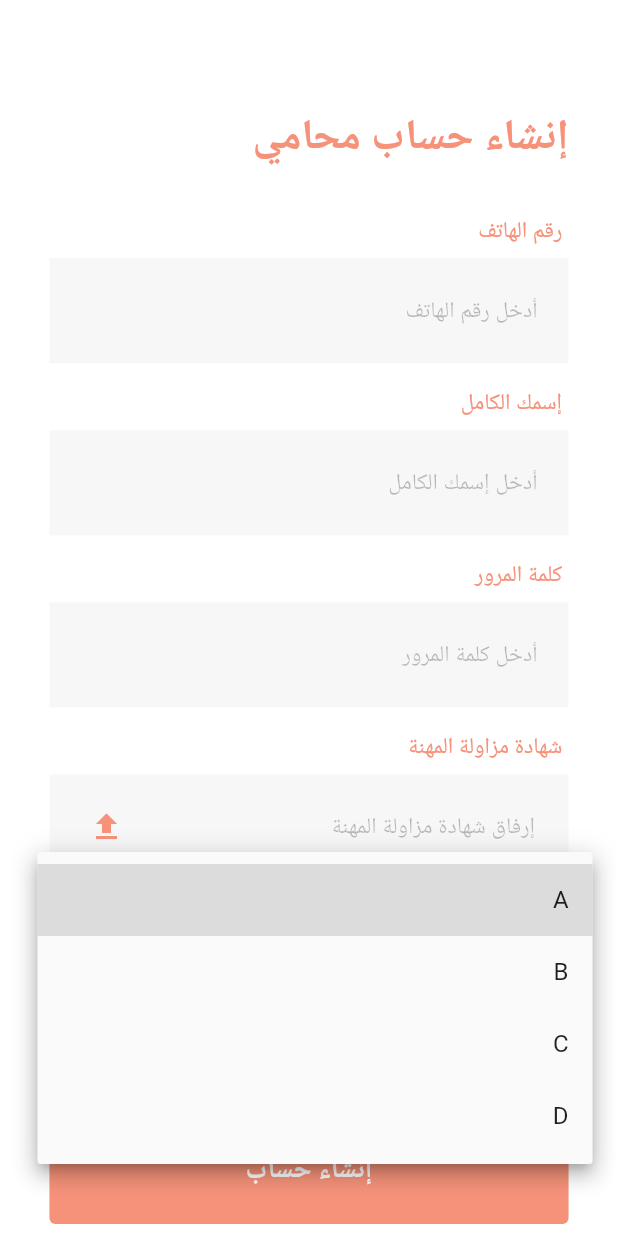
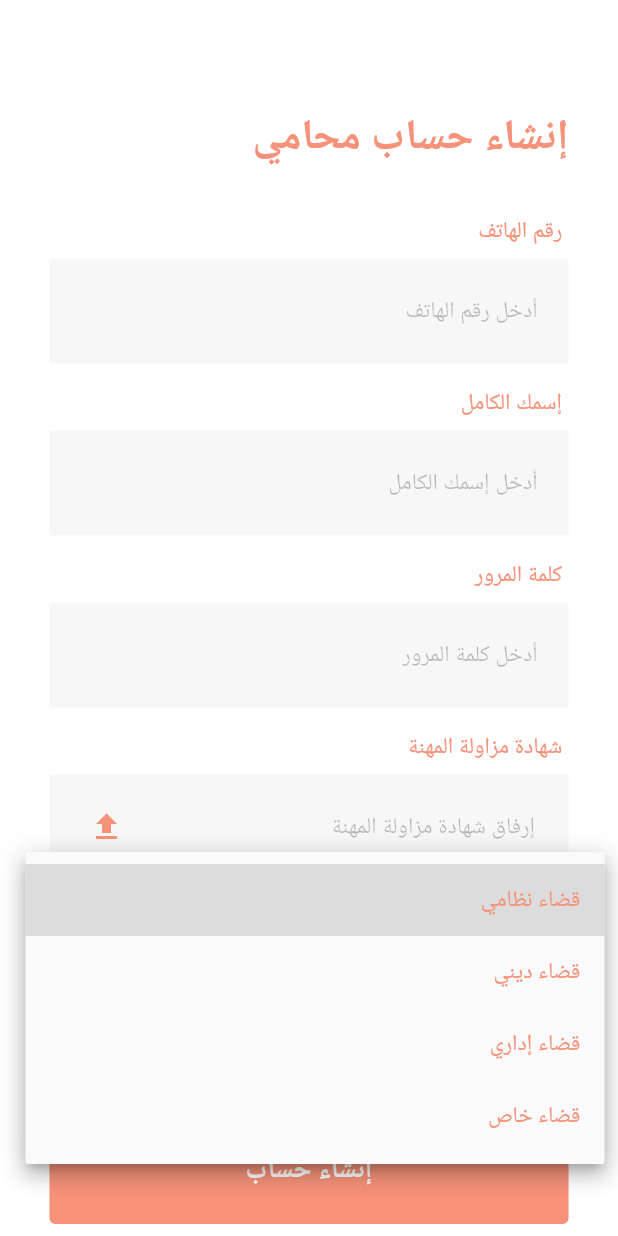
Before and after one commit to Hala-Sowery/Tawkeel-Front, a Flutter app: the Signup_2 screen opened by its route, after a tap on "اختر نوع القضاء", on a phone screen of 412 x 824 dp. Run offline on Flutter 3.47's test engine with Material 2 defaults, Android fonts, the phone set to English and light mode, and no system bars; our stand-ins replace flutter_rating_bar, google_fonts.

Commit message:
adding drop down button

```diff
--- a/lib/layers_page.dart
+++ b/lib/layers_page.dart
@@ -178,7 +178,6 @@ class _LayersPageState extends State<LayersPage> with SingleTickerProviderStateM
                                                         color: orange,
                                                       ),
                                                       onRatingUpdate: (rating) {
-                                                        print(rating);
                                                       },
                                                     ),
                                                   ],
@@ -242,7 +241,6 @@ class _LayersPageState extends State<LayersPage> with SingleTickerProviderStateM
                                                         color: orange,
                                                       ),
                                                       onRatingUpdate: (rating) {
-                                                        print(rating);
                                                       },
                                                     ),
                                                   ],
--- a/lib/payment.dart
+++ b/lib/payment.dart
@@ -9,7 +9,7 @@ class Payment extends StatelessWidget {
   @override
   Widget build(BuildContext context) {
     double width = MediaQuery.of(context).size.width;
-    double height = MediaQuery.of(context).size.height;
+    //double height = MediaQuery.of(context).size.height;
     return Scaffold(
       backgroundColor: Colors.white,
       body: Column(crossAxisAlignment: CrossAxisAlignment.end,
--- a/lib/signup-1.dart
+++ b/lib/signup-1.dart
@@ -1,4 +1,3 @@
-import 'package:flutter/cupertino.dart';
 import 'package:flutter/material.dart';
 import 'package:google_fonts/google_fonts.dart';
 import 'before_signup.dart';
@@ -16,7 +15,7 @@ class _SignupState extends State<Signup_1> {
   @override
   Widget build(BuildContext context) {
     double width = MediaQuery.of(context).size.width;
-    double height = MediaQuery.of(context).size.height;
+    //double height = MediaQuery.of(context).size.height;
     return Scaffold(
       backgroundColor: Colors.white,
       body: SingleChildScrollView(
--- a/lib/signup-2.dart
+++ b/lib/signup-2.dart
@@ -1,8 +1,10 @@
 import 'package:flutter/material.dart';
 import 'package:google_fonts/google_fonts.dart';
-import 'before_signup.dart';
 import 'dart:ui' as ui;
 
+Color orange = const Color.fromRGBO(246, 146, 121, 1);
+Color white1 = const Color.fromRGBO(247, 247, 247, 1);
+Color white2 = const Color.fromRGBO(240, 240, 240, 1);
 
 class Signup_2 extends StatefulWidget {
   const Signup_2({Key? key}) : super(key: key);
@@ -18,6 +20,13 @@ TextEditingController pswController = TextEditingController();
 class _SignupState extends State<Signup_2> {
   @override
   Widget build(BuildContext context) {
+    String? selectedValue;
+    List<String> items = [
+      'قضاء نظامي',
+      'قضاء ديني',
+      'قضاء إداري',
+      'قضاء خاص',
+    ];
 
     bool isTablet;
     bool isPhone;
@@ -27,21 +36,18 @@ class _SignupState extends State<Signup_2> {
     final double width1 = size.width;
     final double height1 = size.height;
 
-
-    if(devicePixelRatio < 2 && (width1 >= 1000 || height1 >= 1000)) {
+    if (devicePixelRatio < 2 && (width1 >= 1000 || height1 >= 1000)) {
       isTablet = true;
       isPhone = false;
-    }
-    else if(devicePixelRatio == 2 && (width1 >= 1520 || height1 >= 1520)) {
+    } else if (devicePixelRatio == 2 && (width1 >= 1520 || height1 >= 1520)) {
       isTablet = true;
       isPhone = false;
-    }
-    else {
+    } else {
       isTablet = false;
       isPhone = true;
     }
     double width = MediaQuery.of(context).size.width;
-    double height = MediaQuery.of(context).size.height;
+    //double height = MediaQuery.of(context).size.height;
     return Scaffold(
       backgroundColor: Colors.white,
       body: SingleChildScrollView(
@@ -52,10 +58,13 @@ class _SignupState extends State<Signup_2> {
               height: 40,
             ),
             Padding(
-              padding: EdgeInsets.only(top: width*0.08,bottom: width*0.08,right: width*0.08),
-              child: Container(alignment: Alignment.centerRight,
+              padding: EdgeInsets.only(
+                  top: width * 0.08, bottom: width * 0.08, right: width * 0.08),
+              child: Container(
+                alignment: Alignment.centerRight,
                 child: Text(
-                  "إنشاء حساب محامي",textDirection: TextDirection.rtl,
+                  "إنشاء حساب محامي",
+                  textDirection: TextDirection.rtl,
                   style: GoogleFonts.ibmPlexSansArabic(
                       color: orange, fontSize: 28, fontWeight: FontWeight.bold),
                 ),
@@ -172,35 +181,13 @@ class _SignupState extends State<Signup_2> {
                 ),
               ),
             ),
-            // Padding(
-            //   padding: EdgeInsets.only(right:width*0.08,left: width*0.08),
-            //   child: Container(
-            //     alignment: Alignment.center,
-            //     height: 70,
-            //     color: white1,
-            //     child: Padding(
-            //       padding: EdgeInsets.only(right:width*0.05),
-            //       child: TextFormField(
-            //           textDirection: TextDirection.rtl,
-            //           decoration: InputDecoration(
-            //             prefixIcon: Padding(
-            //               padding: EdgeInsets.only(left: 30),
-            //               child: Icon(Icons.upload,color: orange,),
-            //             ),
-            //             border: InputBorder.none,
-            //             hintTextDirection: TextDirection.rtl,
-            //             hintText: ("إرقاق شهادة مزاولة المهنة"),
-            //             hintStyle: GoogleFonts.ibmPlexSansArabic(color: Colors.black26,fontSize: 15),
-            //           )),
-            //     ),
-            //   ),
-            // ),
             Padding(
               padding: EdgeInsets.only(right: width * 0.08, left: width * 0.08),
               child: Container(
                   child: ListTile(
                     trailing: Padding(
-                      padding: EdgeInsets.only(right: isPhone? width * 0.015:width * 0.04),
+                      padding: EdgeInsets.only(
+                          right: isPhone ? width * 0.015 : width * 0.04),
                       child: Text("إرفاق شهادة مزاولة المهنة",
                           textAlign: TextAlign.end,
                           style: GoogleFonts.ibmPlexSansArabic(
@@ -210,7 +197,10 @@ class _SignupState extends State<Signup_2> {
                     ),
                     leading: Padding(
                       padding: const EdgeInsets.only(left: 10),
-                      child: InkWell(child: Icon(Icons.upload, color: orange),onTap: (){},),
+                      child: InkWell(
+                        child: Icon(Icons.upload, color: orange),
+                        onTap: () {},
+                      ),
                     ),
                   ),
                   height: 70,
@@ -229,54 +219,107 @@ class _SignupState extends State<Signup_2> {
                 ),
               ),
             ),
+            // Padding(
+            //   padding: EdgeInsets.only(right:width*0.08,left: width*0.08,bottom: width * 0.02),
+            //   child: Container(
+            //     width: width,
+            //     alignment: Alignment.centerRight,
+            //       height: 70,
+            //       color: white1,
+            //     child: DropdownButtonHideUnderline(
+            //       child: DropdownButton<String>(
+            //         items: items
+            //             .map<DropdownMenuItem<String>>((String value) {
+            //           return DropdownMenuItem<String>(
+            //             alignment: Alignment.centerRight,
+            //             value: value,
+            //             child: Text(value,
+            //                 textDirection: TextDirection.rtl,
+            //               style: GoogleFonts.ibmPlexSansArabic(
+            //               color: orange,
+            //               fontSize: 15,)),
+            //           );
+            //         })
+            //             .toList(),
+            //         // underline: Container(height: 0),
+            //         isExpanded: true,
+            //         hint: const Padding(
+            //                   padding: EdgeInsets.only(left: 23),
+            //                   child: Icon(
+            //                     Icons.arrow_drop_down,
+            //                     size: 35,
+            //                     color: Color.fromRGBO(246, 146, 121, 1),
+            //                   ),
+            //                 ),
+            //         onChanged: (value) => setState(() => 1),
+            //               value: selectedValue,
+            //         icon: Padding(
+            //                   padding:EdgeInsets.only(right: width * 0.05),
+            //                   child: Text(
+            //                     'اختر نوع القضاء',
+            //                     textDirection: TextDirection.rtl,
+            //                     style: GoogleFonts.ibmPlexSansArabic(
+            //                       color: Colors.black26,
+            //                       fontSize: 15,
+            //                     ),
+            //                     overflow: TextOverflow.ellipsis,
+            //                   ),
+            //                 ),
+            //       ),
+            //     ),
+            //   ),
+            // ),
             Padding(
               padding: EdgeInsets.only(right: width * 0.08, left: width * 0.08),
               child: Container(
                 width: width,
                 height: 70,
                 color: white1,
-                child: Padding(
-                  padding: const EdgeInsets.all(8.0),
                 child: DropdownButtonHideUnderline(
-
-                    // TODO : Align the icon to left and the text to right.
                   child: Expanded(
                     child: DropdownButton<String>(
                       isExpanded: true,
                       alignment: Alignment.centerLeft,
                       iconEnabledColor: orange,
-                        hint: Container(alignment: Alignment.centerRight,
+                      icon: Padding(
+                        padding: EdgeInsets.only(right: width * 0.05),
                         child: Text(
-                            "اختر نوع القضاء",
-                            textAlign: TextAlign.end,
+                          'اختر نوع القضاء',
+                          textDirection: TextDirection.rtl,
                           style: GoogleFonts.ibmPlexSansArabic(
                             color: Colors.black26,
                             fontSize: 15,
-                            ))),
-
-                        // hint: Text(
-                        //   "اختر نوع القضاء",
-                        //   textAlign: TextAlign.right,
-                        //   style: GoogleFonts.ibmPlexSansArabic(
-                        //     color: Colors.black26,
-                        //     fontSize: 15,
-                        //   ),
-                        // ),
-                        items: <String>['A', 'B', 'C', 'D'].map((String value) {
+                          ),
+                          overflow: TextOverflow.ellipsis,
+                        ),
+                      ),
+                      hint: Padding(
+                        padding: EdgeInsets.only(left: 23),
+                        child: Icon(
+                          Icons.arrow_drop_down,
+                          size: 35,
+                          color: Color.fromRGBO(246, 146, 121, 1),
+                        ),
+                      ),
+                      onChanged: (value) => setState(() => 1),
+                      value: selectedValue,
+                        items: items.map<DropdownMenuItem<String>>((String value) {
                                 return DropdownMenuItem<String>(
                                   alignment: Alignment.centerRight,
                                   value: value,
-                            child: Text(value),
+                                  child: Text(value,
+                                      textDirection: TextDirection.rtl,
+                                    style: GoogleFonts.ibmPlexSansArabic(
+                                    color: orange,
+                                    fontSize: 15,)),
                                 );
-                        }).toList(),
-                        onChanged: (_) {},
+                              })
+                                  .toList(),
                     ),
                   ),
                 ),
               ),
             ),
-            ),
-
             const SizedBox(
               height: 45,
             ),
--- a/pubspec.yaml
+++ b/pubspec.yaml
@@ -37,6 +37,9 @@ dependencies:
   cupertino_icons: ^1.0.2
   google_fonts: 2.2.0
   flutter_rating_bar: ^4.0.0
+  dropdown_button2: ^1.1.1
+  customizable_dropdown: ^0.0.4
+
 
 
 dev_dependencies:
```
Also changed, not shown: lib/chat.dart (+27 -20 lines), lib/profile.dart (+9 -11 lines), lib/show_pages.dart (+9 -9 lines), pubspec.lock. Lines whose indentation alone changed are shown as unchanged.
